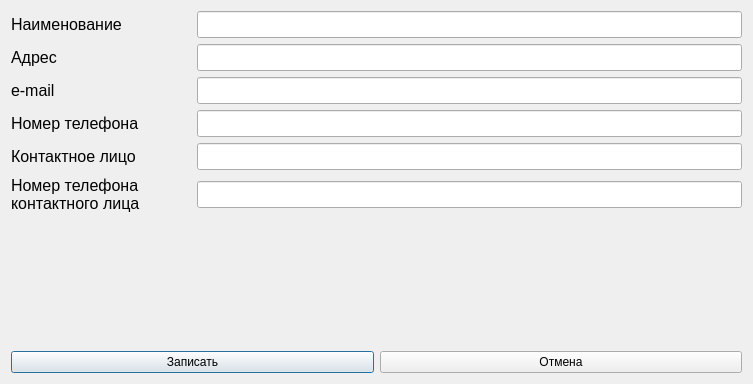
The window that ContragentDialog.ui (EvheniCH-Ufa/SimpleContractRegister) describes before a commit, drawn with Qt 5.
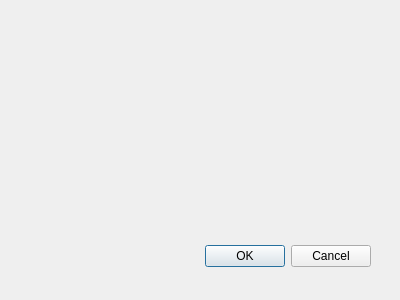
The same window after the commit.

Commit message: Заполнение полей формы контрагента

Patch:
```diff
--- a/ContragentDialog.ui
+++ b/ContragentDialog.ui
@@ -6,241 +6,29 @@
    <rect>
     <x>0</x>
     <y>0</y>
-    <width>753</width>
-    <height>384</height>
+    <width>400</width>
+    <height>300</height>
    </rect>
   </property>
   <property name="windowTitle">
    <string>Dialog</string>
   </property>
-  <layout class="QHBoxLayout" name="horizontalLayout_8">
-   <item>
-    <layout class="QVBoxLayout" name="verticalLayout_2">
-     <item>
-      <layout class="QVBoxLayout" name="verticalLayout">
-       <item>
-        <layout class="QHBoxLayout" name="horizontalLayout">
-         <item>
-          <widget class="QLabel" name="label">
-           <property name="minimumSize">
-            <size>
-             <width>180</width>
-             <height>0</height>
-            </size>
-           </property>
-           <property name="font">
-            <font>
-             <pointsize>12</pointsize>
-            </font>
-           </property>
-           <property name="text">
-            <string>Наименование</string>
-           </property>
-          </widget>
-         </item>
-         <item>
-          <widget class="QLineEdit" name="lineEdit">
-           <property name="font">
-            <font>
-             <pointsize>12</pointsize>
-            </font>
-           </property>
-          </widget>
-         </item>
-        </layout>
-       </item>
-       <item>
-        <layout class="QHBoxLayout" name="horizontalLayout_2">
-         <item>
-          <widget class="QLabel" name="label_3">
-           <property name="minimumSize">
-            <size>
-             <width>180</width>
-             <height>0</height>
-            </size>
-           </property>
-           <property name="font">
-            <font>
-             <pointsize>12</pointsize>
-            </font>
-           </property>
-           <property name="text">
-            <string>Адрес</string>
-           </property>
-          </widget>
-         </item>
-         <item>
-          <widget class="QLineEdit" name="lineEdit_2">
-           <property name="font">
-            <font>
-             <pointsize>12</pointsize>
-            </font>
-           </property>
-          </widget>
-         </item>
-        </layout>
-       </item>
-       <item>
-        <layout class="QHBoxLayout" name="horizontalLayout_3">
-         <item>
-          <widget class="QLabel" name="label_4">
-           <property name="minimumSize">
-            <size>
-             <width>180</width>
-             <height>0</height>
-            </size>
-           </property>
-           <property name="font">
-            <font>
-             <pointsize>12</pointsize>
-            </font>
-           </property>
-           <property name="text">
-            <string>e-mail</string>
-           </property>
-          </widget>
-         </item>
-         <item>
-          <widget class="QLineEdit" name="lineEdit_3">
-           <property name="font">
-            <font>
-             <pointsize>12</pointsize>
-            </font>
-           </property>
-          </widget>
-         </item>
-        </layout>
-       </item>
-       <item>
-        <layout class="QHBoxLayout" name="horizontalLayout_4">
-         <item>
-          <widget class="QLabel" name="label_5">
-           <property name="minimumSize">
-            <size>
-             <width>180</width>
-             <height>0</height>
-            </size>
-           </property>
-           <property name="font">
-            <font>
-             <pointsize>12</pointsize>
-            </font>
-           </property>
-           <property name="text">
-            <string>Номер телефона</string>
-           </property>
-          </widget>
-         </item>
-         <item>
-          <widget class="QLineEdit" name="lineEdit_4">
-           <property name="font">
-            <font>
-             <pointsize>12</pointsize>
-            </font>
-           </property>
-          </widget>
-         </item>
-        </layout>
-       </item>
-       <item>
-        <layout class="QHBoxLayout" name="horizontalLayout_5">
-         <item>
-          <widget class="QLabel" name="label_6">
-           <property name="minimumSize">
-            <size>
-             <width>180</width>
-             <height>0</height>
-            </size>
-           </property>
-           <property name="font">
-            <font>
-             <pointsize>12</pointsize>
-            </font>
-           </property>
-           <property name="text">
-            <string>Контактное лицо</string>
-           </property>
-          </widget>
-         </item>
-         <item>
-          <widget class="QLineEdit" name="lineEdit_5">
-           <property name="font">
-            <font>
-             <pointsize>12</pointsize>
-            </font>
-           </property>
-          </widget>
-         </item>
-        </layout>
-       </item>
-       <item>
-        <layout class="QHBoxLayout" name="horizontalLayout_6">
-         <item>
-          <widget class="QLabel" name="label_7">
-           <property name="minimumSize">
-            <size>
-             <width>180</width>
-             <height>0</height>
-            </size>
-           </property>
-           <property name="font">
-            <font>
-             <pointsize>12</pointsize>
-            </font>
-           </property>
-           <property name="text">
-            <string>Номер телефона
-контактного лица</string>
-           </property>
-          </widget>
-         </item>
-         <item>
-          <widget class="QLineEdit" name="lineEdit_6">
-           <property name="font">
-            <font>
-             <pointsize>12</pointsize>
-            </font>
-           </property>
-          </widget>
-         </item>
-        </layout>
-       </item>
-      </layout>
-     </item>
-     <item>
-      <spacer name="verticalSpacer">
-       <property name="orientation">
-        <enum>Qt::Vertical</enum>
-       </property>
-       <property name="sizeHint" stdset="0">
-        <size>
-         <width>20</width>
-         <height>40</height>
-        </size>
-       </property>
-      </spacer>
-     </item>
-     <item>
-      <layout class="QHBoxLayout" name="horizontalLayout_7">
-       <item>
-        <widget class="QPushButton" name="pushButton">
-         <property name="text">
-          <string>Записать</string>
-         </property>
-        </widget>
-       </item>
-       <item>
-        <widget class="QPushButton" name="pushButton_2">
-         <property name="text">
-          <string>Отмена</string>
-         </property>
-        </widget>
-       </item>
-      </layout>
-     </item>
-    </layout>
-   </item>
-  </layout>
+  <widget class="QDialogButtonBox" name="buttonBox">
+   <property name="geometry">
+    <rect>
+     <x>30</x>
+     <y>240</y>
+     <width>341</width>
+     <height>32</height>
+    </rect>
+   </property>
+   <property name="orientation">
+    <enum>Qt::Horizontal</enum>
+   </property>
+   <property name="standardButtons">
+    <set>QDialogButtonBox::Cancel|QDialogButtonBox::Ok</set>
+   </property>
+  </widget>
  </widget>
  <resources/>
  <connections/>
```
Left out of the diff: 44 changed lines with no effect on the pictures. The commit also changes 2 other files.
